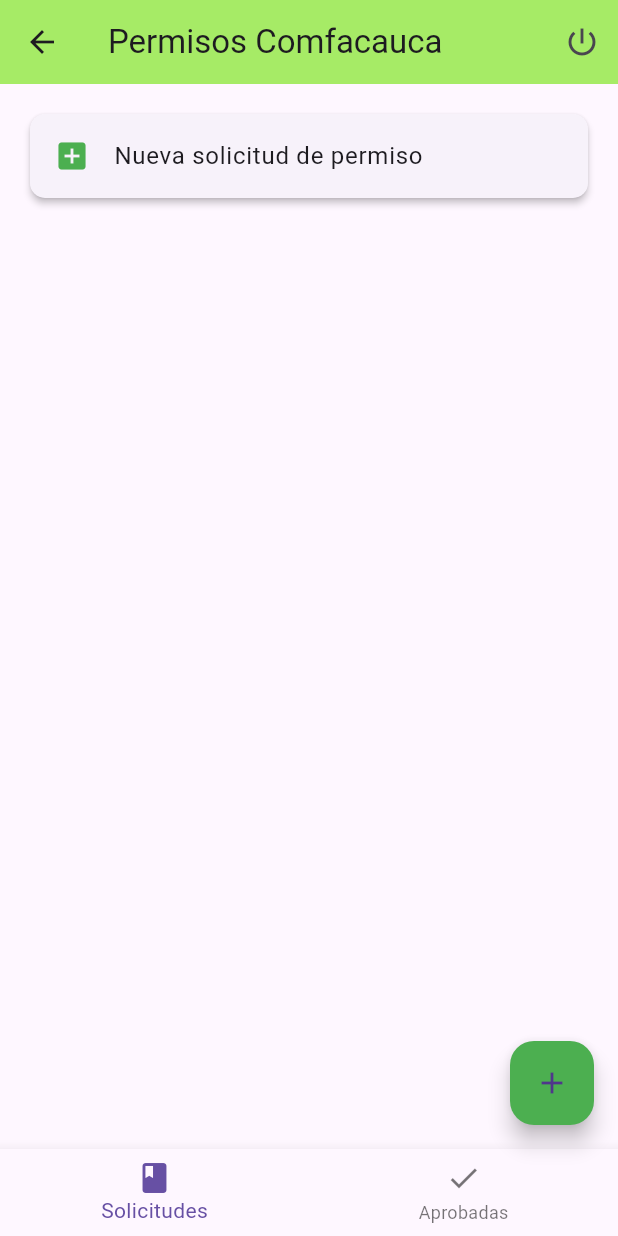
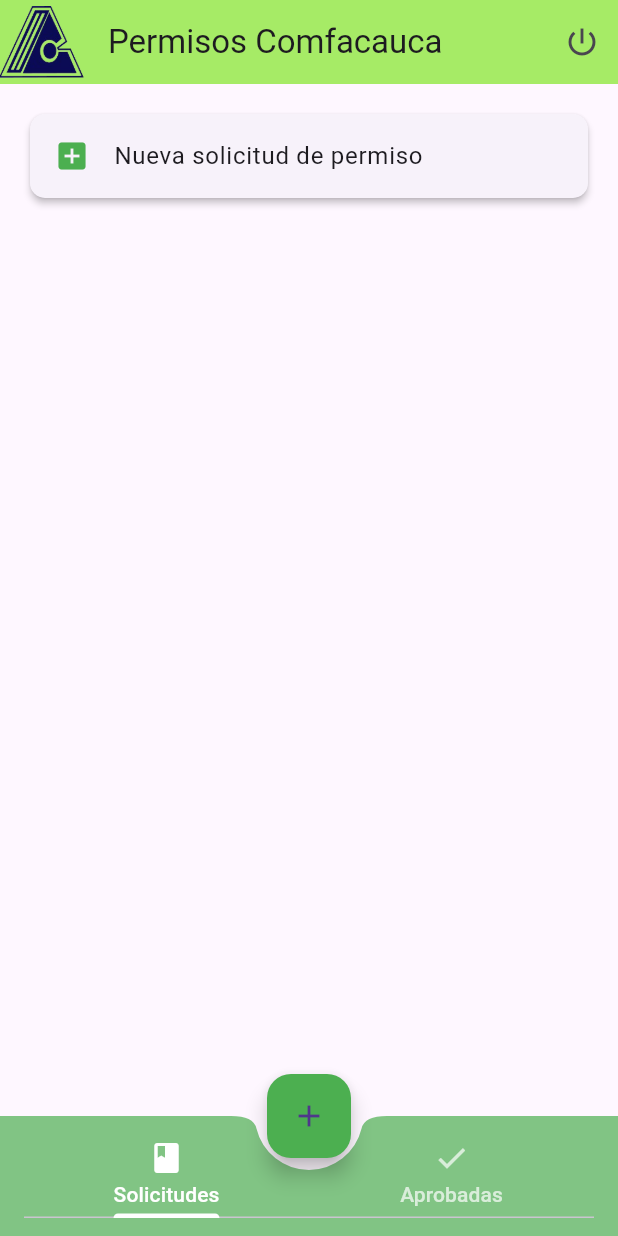
Before and after one commit to jasvix12/flutter-comfa, a Flutter app: the screen it shows after launch, after a tap on "Iniciar sesión con Google", on a phone screen of 412 x 824 dp. Run offline on Flutter 3.47's test engine with Material 3 defaults, Android fonts, the phone set to English and light mode, and no system bars.

Commit message:
adelanto flutter

```diff
--- a/lib/src/pages/acept-permisos.dart
+++ b/lib/src/pages/acept-permisos.dart
@@ -1,6 +1,20 @@
 import 'package:flutter/material.dart';
+import 'pedir-permisos.dart'; // Importa la pantalla pedir-permisos.dart
+import 'login_screen.dart'; // Asegúrate de importar la pantalla de login
 
 class AceptPermisosScreen extends StatefulWidget {
+  final String motivo;
+  final String fecha;
+  final String horaSalida;
+  final String horaLlegada;
+
+  AceptPermisosScreen({
+    required this.motivo,
+    required this.fecha,
+    required this.horaSalida,
+    required this.horaLlegada,
+  });
+
   @override
   _AceptPermisosScreenState createState() => _AceptPermisosScreenState();
 }
@@ -24,18 +38,18 @@
   Widget build(BuildContext context) {
     return Scaffold(
       appBar: AppBar(
-        title: Text("Permisos Comfacauca"),
-        leading: IconButton(
-          icon: Icon(Icons.arrow_back),
-          onPressed: () {
-            Navigator.pop(context); // Regresar a la pantalla anterior
+        title: const Text("Permisos Comfacauca"),
+        leading: GestureDetector(
+          onTap: () {
+            _showLogoutDialog(context); // Mostrar el cuadro de diálogo cuando se presiona el logo
           },
+          child: Image.asset('assets/images/comlogo.png'), // Solo el logo
         ),
         actions: [
           IconButton(
-            icon: Icon(Icons.power_settings_new),
+            icon: const Icon(Icons.power_settings_new),
             onPressed: () {
-              // Acción para cerrar sesión
+              _showLogoutDialog(context); // Mostrar cuadro de diálogo para confirmar cierre de sesión
             },
           ),
         ],
@@ -44,9 +58,8 @@
       body: TabBarView(
         controller: _tabController,
         children: [
-          // Primera pestaña: Solicitudes de Permiso
           ListView(
-            padding: EdgeInsets.all(16),
+            padding: const EdgeInsets.all(16),
             children: [
               Card(
                 shape: RoundedRectangleBorder(
@@ -54,8 +67,8 @@
                 ),
                 elevation: 2,
                 child: ListTile(
-                  leading: Icon(Icons.add_box, color: Colors.green),
-                  title: Text("Nueva solicitud de permiso"),
+                  leading: const Icon(Icons.add_box, color: Colors.green),
+                  title: const Text("Nueva solicitud de permiso"),
                   onTap: () {
                     // Acción para abrir la solicitud
                   },
@@ -63,38 +76,82 @@
               ),
             ],
           ),
-
-          // Segunda pestaña: Aprobadas
           Center(
             child: Text(
-              "No hay permisos aprobados",
-              style: TextStyle(fontSize: 16, color: Colors.grey),
+              "Motivo: ${widget.motivo}\nFecha: ${widget.fecha}\nHora de Salida: ${widget.horaSalida}\nHora de Llegada: ${widget.horaLlegada}",
+              style: const TextStyle(fontSize: 16, color: Colors.grey),
+              textAlign: TextAlign.center,
             ),
           ),
         ],
       ),
       floatingActionButton: FloatingActionButton(
         onPressed: () {
-          // Acción para agregar nueva solicitud
+          _navigateWithAnimation(context); // Navegación con animación
         },
-        child: Icon(Icons.add),
+        child: const Icon(Icons.add),
         backgroundColor: Colors.green,
       ),
-      bottomNavigationBar: BottomNavigationBar(
-        items: [
-          BottomNavigationBarItem(
-            icon: Icon(Icons.book),
-            label: "Solicitudes",
+      floatingActionButtonLocation: FloatingActionButtonLocation.centerDocked,
+      bottomNavigationBar: BottomAppBar(
+        shape: const CircularNotchedRectangle(),
+        notchMargin: 8.0,
+        color: Colors.green.withOpacity(0.7),
+        child: TabBar(
+          controller: _tabController,
+          tabs: const [
+            Tab(icon: Icon(Icons.book), text: "Solicitudes"),
+            Tab(icon: Icon(Icons.check), text: "Aprobadas"),
+          ],
+          labelColor: Colors.white,
+          unselectedLabelColor: Colors.white70,
+          indicatorColor: Colors.white,
+        ),
+      ),
+    );
+  }
+
+  // Método para mostrar el cuadro de diálogo de logout
+  void _showLogoutDialog(BuildContext context) {
+    showDialog(
+      context: context,
+      builder: (context) => AlertDialog(
+        title: const Text('Cerrar sesión'),
+        content: const Text('¿Estás seguro de que deseas cerrar sesión?'),
+        actions: [
+          TextButton(
+            child: const Text('Cancelar'),
+            onPressed: () {
+              Navigator.pop(context); // Cierra el diálogo sin hacer nada
+            },
           ),
-          BottomNavigationBarItem(
-            icon: Icon(Icons.check),
-            label: "Aprobadas",
+          TextButton(
+            child: const Text('Aceptar'),
+            onPressed: () {
+              Navigator.pushReplacement(
+                context,
+                MaterialPageRoute(builder: (context) => LoginScreen()), // Redirigir al login
+              );
+            },
           ),
         ],
-        onTap: (index) {
-          _tabController.animateTo(index); // Cambiar entre las vistas
+      ),
+    );
+  }
+
+  // Método para navegar con animación
+  void _navigateWithAnimation(BuildContext context) {
+    Navigator.of(context).push(
+      PageRouteBuilder(
+        pageBuilder: (context, animation, secondaryAnimation) => PedirPermisosScreen(),
+        transitionsBuilder: (context, animation, secondaryAnimation, child) {
+          const begin = Offset(1.0, 0.0);
+          const end = Offset.zero;
+          const curve = Curves.easeInOut;
+          var tween = Tween(begin: begin, end: end).chain(CurveTween(curve: curve));
+          var offsetAnimation = animation.drive(tween);
+          return SlideTransition(position: offsetAnimation, child: child);
         },
-        currentIndex: _tabController.index,
       ),
     );
   }
--- a/lib/src/pages/login_screen.dart
+++ b/lib/src/pages/login_screen.dart
@@ -1,11 +1,11 @@
 import 'package:flutter/material.dart';
-import 'acept-permisos.dart'; // Importa la pantalla de permisos
+import 'acept-permisos.dart'; // Asegúrate de importar la pantalla de permisos
 
 class LoginScreen extends StatelessWidget {
   @override
   Widget build(BuildContext context) {
     return Scaffold(
-      backgroundColor: Color.fromARGB(255, 217, 236, 12), // Fondo verde claro
+      backgroundColor: Color.fromARGB(255, 217, 236, 12),
       body: Center(
         child: Column(
           mainAxisAlignment: MainAxisAlignment.center,
@@ -38,7 +38,12 @@
                 Navigator.push(
                   context,
                   MaterialPageRoute(
-                    builder: (context) => AceptPermisosScreen(), // Llama a la pantalla de permisos
+                    builder: (context) => AceptPermisosScreen(
+                      motivo: 'Permiso por motivos personales', // Ejemplo de parámetro
+                      fecha: '2024-12-31', // Ejemplo de parámetro
+                      horaSalida: '08:00', // Ejemplo de parámetro
+                      horaLlegada: '17:00', // Ejemplo de parámetro
+                    ),
                   ),
                 );
               },
--- a/pubspec.yaml
+++ b/pubspec.yaml
@@ -14,7 +14,8 @@
 
   english_words: ^4.0.0
   provider: ^6.0.0
-  google_sign_in: ^5.0.7  # Agregar esta línea para el paquete de inicio de sesión con Google
+  google_sign_in: ^5.0.7  # Para inicio de sesión con Google
+  intl: ^0.18.0
 
 dev_dependencies:
   flutter_test:
```
Also changed, not shown: lib/src/pages/pedir-permisos.dart (added, +242 -0 lines), pubspec.lock, 1 other file.
